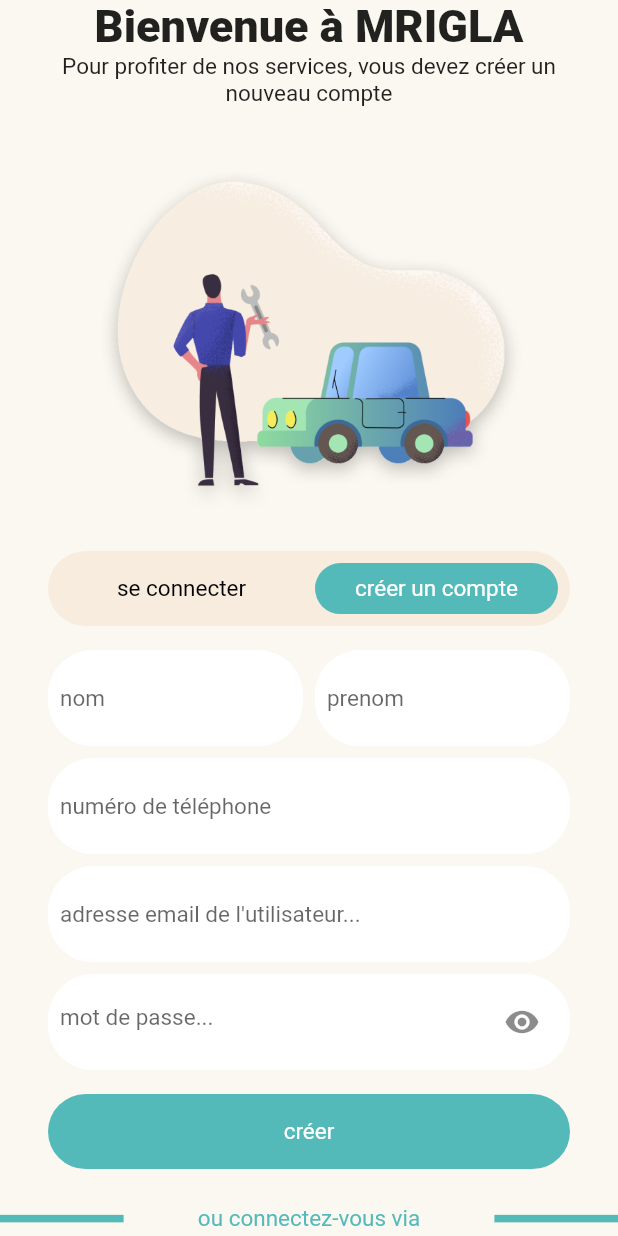
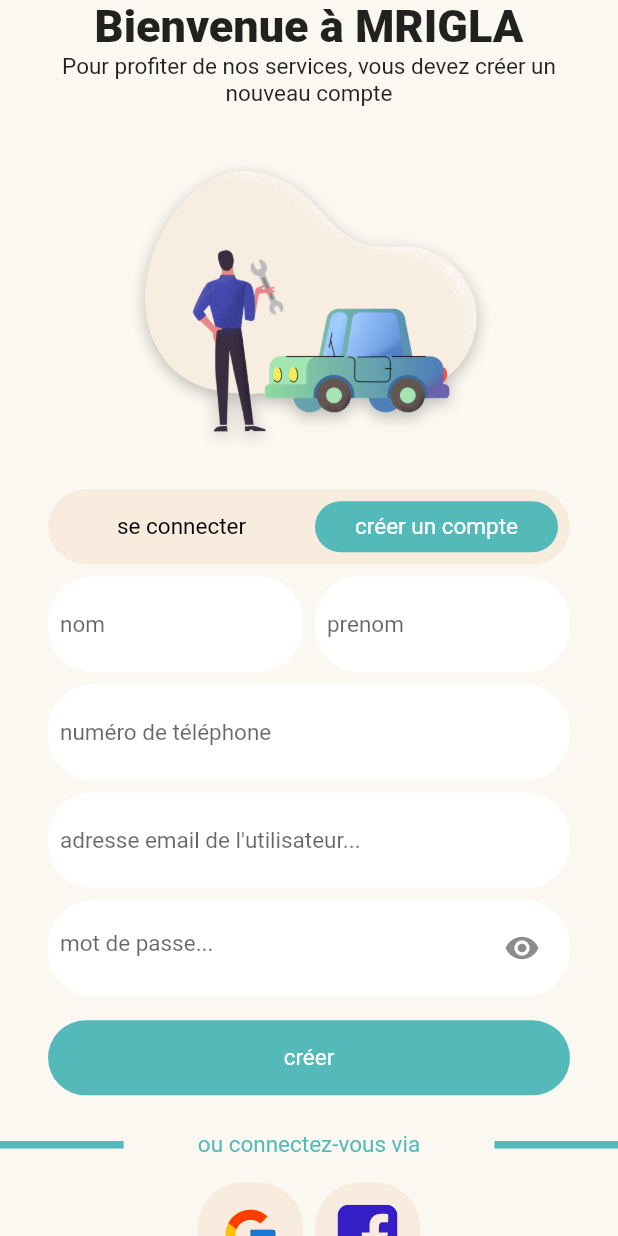
Before and after one commit to HoussemRabah/mrigla, a Flutter app: the screen it shows after launch, after a tap on "créer un compte", on a phone screen of 412 x 824 dp. Run offline on Flutter 3.47's test engine with Material 2 defaults, Android fonts, the light colour scheme and no system bars; our stand-ins replace bloc, firebase_auth, flutter_bloc, flutter_svg, loading_animation_widget; accounts and stored records are empty.

Commit message:
improve login UI

```diff
--- a/lib/UI/pages/LoginUI.dart
+++ b/lib/UI/pages/LoginUI.dart
@@ -83,7 +83,7 @@ class _LoginPageState extends State<LoginPage> {
                         child: Image.asset(
                           'assets/loginLogo.png',
                           fit: BoxFit.scaleDown,
-                          width: MediaQuery.of(context).size.width * 0.7,
+                          width: MediaQuery.of(context).size.width * 0.6,
                         ),
                       ),
                       SizedBox(
@@ -300,7 +300,7 @@ class _CenterBodyCreateAccountState extends State<CenterBodyCreateAccount> {
   @override
   Widget build(BuildContext context) {
     return Container(
-      padding: const EdgeInsets.fromLTRB(32.0, 8.0, 32.0, 8.0),
+      padding: const EdgeInsets.fromLTRB(32.0, 0.0, 32.0, 8.0),
       child: BlocBuilder<AuthBloc, AuthState>(
         builder: (context, state) {
           return Column(
--- a/lib/UI/widgets/containers.dart
+++ b/lib/UI/widgets/containers.dart
@@ -8,8 +8,8 @@ class Sqaure extends StatelessWidget {
   @override
   Widget build(BuildContext context) {
     return Container(
-      width: 79,
-      height: 79,
+      width: 70,
+      height: 70,
       alignment: Alignment.center,
       child: child,
       decoration: BoxDecoration(
```
